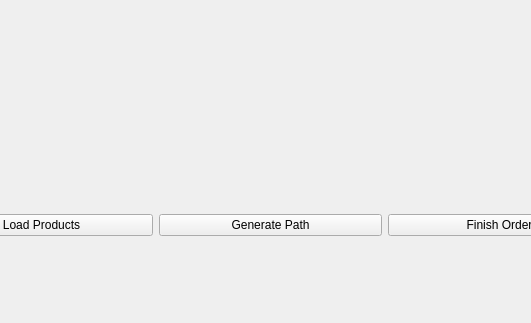
Above: qt_designer/main.ui from QUAFFquaff/Warehouse-Navigation-Application before the change; both pictures show x 160 to 691 and y 435 to 758 of the 1226 by 758 pixel window. Below: the same form after it.
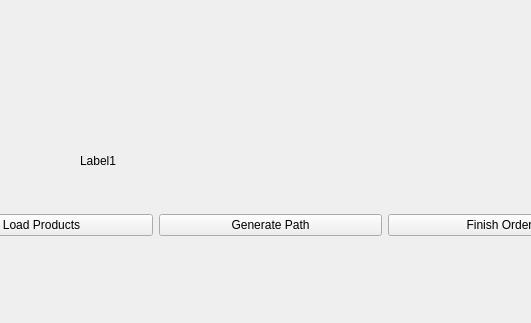
That is the form after the change.

Diff of the .ui file:
```diff
--- a/qt_designer/main.ui
+++ b/qt_designer/main.ui
@@ -76,10 +76,10 @@
    <widget class="QLabel" name="label_graph">
     <property name="geometry">
      <rect>
-      <x>120</x>
+      <x>150</x>
       <y>110</y>
-      <width>641</width>
-      <height>481</height>
+      <width>611</width>
+      <height>451</height>
      </rect>
     </property>
     <property name="text">
@@ -165,6 +165,19 @@
      <string>Profile</string>
     </property>
    </widget>
+   <widget class="QLabel" name="label_path">
+    <property name="geometry">
+     <rect>
+      <x>240</x>
+      <y>580</y>
+      <width>371</width>
+      <height>31</height>
+     </rect>
+    </property>
+    <property name="text">
+     <string>Label1</string>
+    </property>
+   </widget>
   </widget>
   <widget class="QStatusBar" name="statusbar"/>
  </widget>
```
